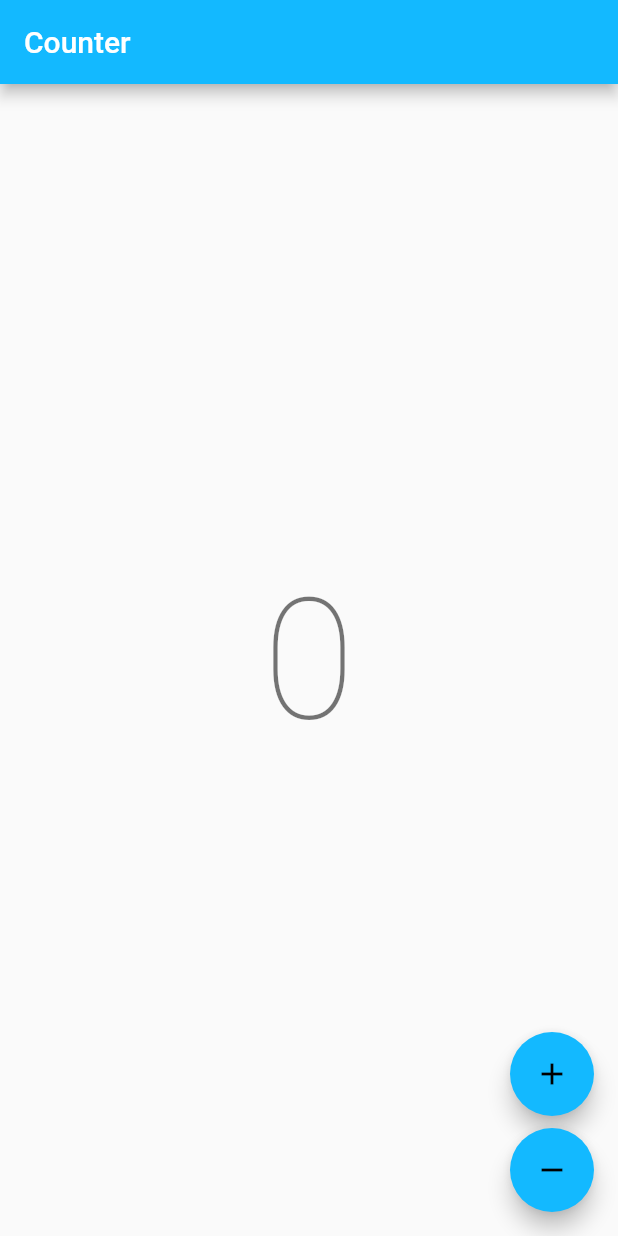
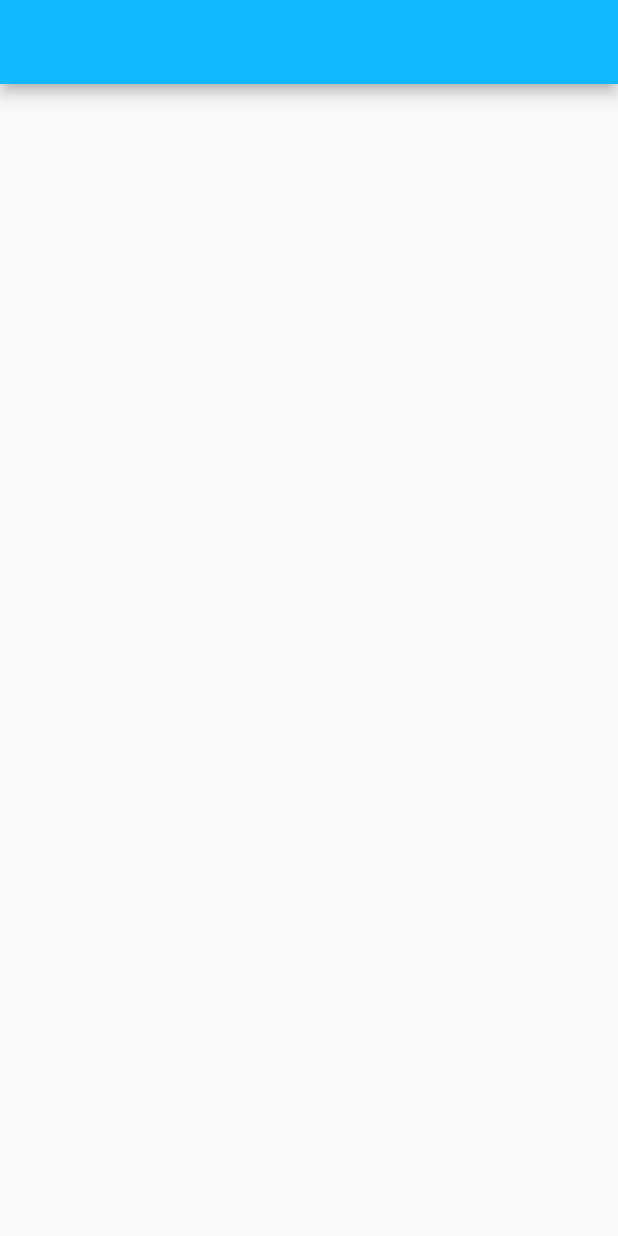
Before and after one commit to LUSEDOU/app_market, a Flutter app: the screen it shows after launch, on a phone screen of 412 x 824 dp. Run offline on Flutter 3.47's test engine with Material 2 defaults, Android fonts, the phone set to English and light mode, and no system bars; our stand-ins replace bloc, flutter_bloc; generated files the repository leaves out were written again.

Commit message:
create welcome view

```diff
--- a/lib/app/view/app.dart
+++ b/lib/app/view/app.dart
@@ -7,6 +7,7 @@
 
 import 'package:apprecio_clon/counter/counter.dart';
 import 'package:apprecio_clon/l10n/l10n.dart';
+import 'package:apprecio_clon/welcome/welcome.dart';
 import 'package:flutter/material.dart';
 import 'package:flutter_localizations/flutter_localizations.dart';
 
@@ -27,7 +28,7 @@ class App extends StatelessWidget {
         GlobalMaterialLocalizations.delegate,
       ],
       supportedLocales: AppLocalizations.supportedLocales,
-      home: const CounterPage(),
+      home: const WelcomePage(),
     );
   }
 }
--- /dev/null
+++ b/lib/welcome/view/view.dart
@@ -0,0 +1 @@
+export 'welcome_page.dart';
--- /dev/null
+++ b/lib/welcome/view/welcome_page.dart
@@ -0,0 +1,19 @@
+import 'package:flutter/material.dart';
+
+class WelcomePage extends StatelessWidget {
+  const WelcomePage({super.key});
+
+  @override
+  Widget build(BuildContext context) {
+    return _WelcomeView();
+  }
+}
+
+class _WelcomeView extends StatelessWidget {
+  @override
+  Widget build(BuildContext context) {
+    return Scaffold(
+      appBar: AppBar(),
+    );
+  }
+}
--- /dev/null
+++ b/lib/welcome/welcome.dart
@@ -0,0 +1 @@
+export 'view/view.dart';
```
